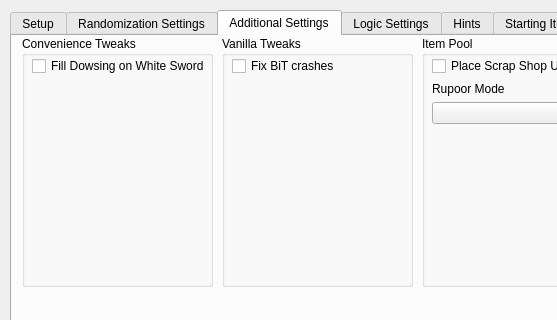
Before: the Qt Designer form gui/randogui.ui in ssrando/ssrando, drawn with Qt 5; both pictures show x 0 to 557 and y 0 to 320 of the 1051 by 738 pixel window.
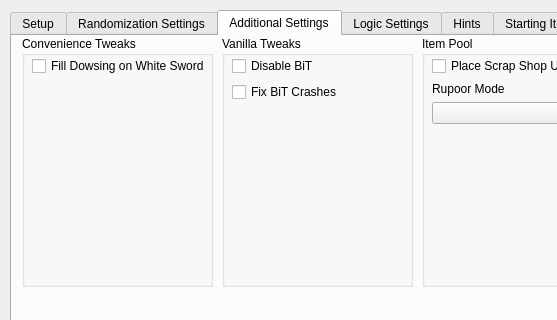
After: the same form once the commit is applied. The open tabs and pages were chosen to show the change.

Commit message: Add option to patch BiT

What changed in the file:
```diff
--- a/gui/randogui.ui
+++ b/gui/randogui.ui
@@ -1130,10 +1130,17 @@
         </rect>
        </property>
        <layout class="QVBoxLayout" name="vlay_vanilla_tweaks">
+        <item>
+         <widget class="QCheckBox" name="option_patch_bit">
+          <property name="text">
+           <string>Disable BiT</string>
+          </property>
+         </widget>
+        </item>
         <item>
          <widget class="QCheckBox" name="option_fix_bit_crashes">
           <property name="text">
-           <string>Fix BiT crashes</string>
+           <string>Fix BiT Crashes</string>
           </property>
          </widget>
         </item>
```
Left out of the diff: 27 changed lines with no effect on the pictures. The commit also changes 10 other files.
